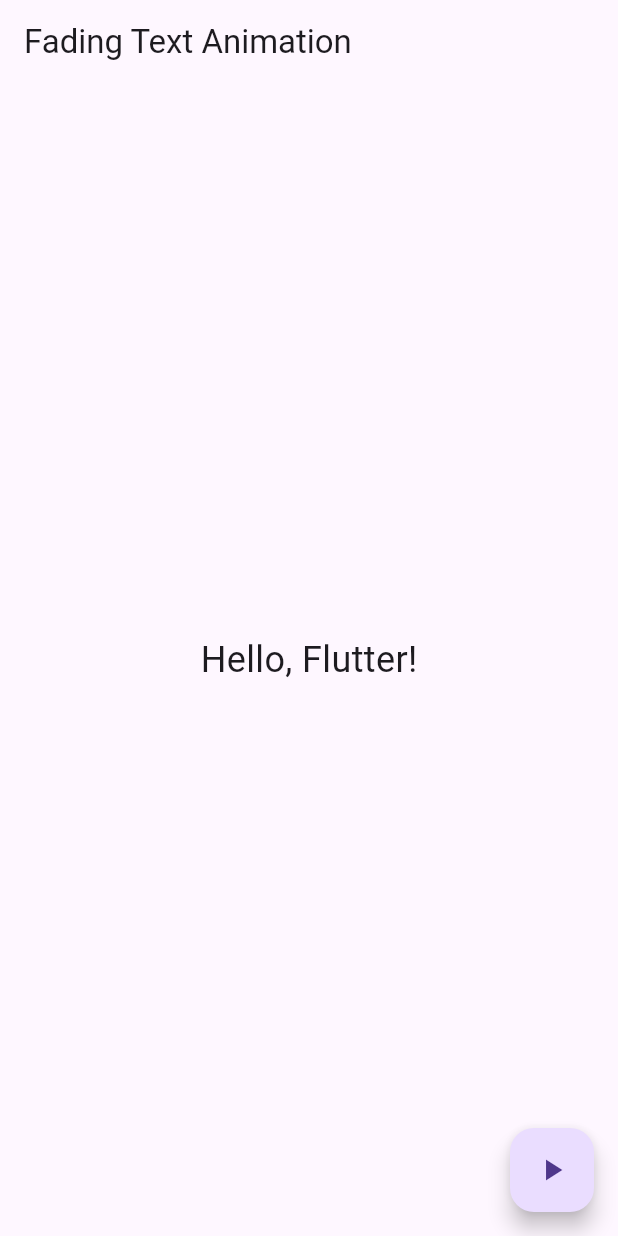
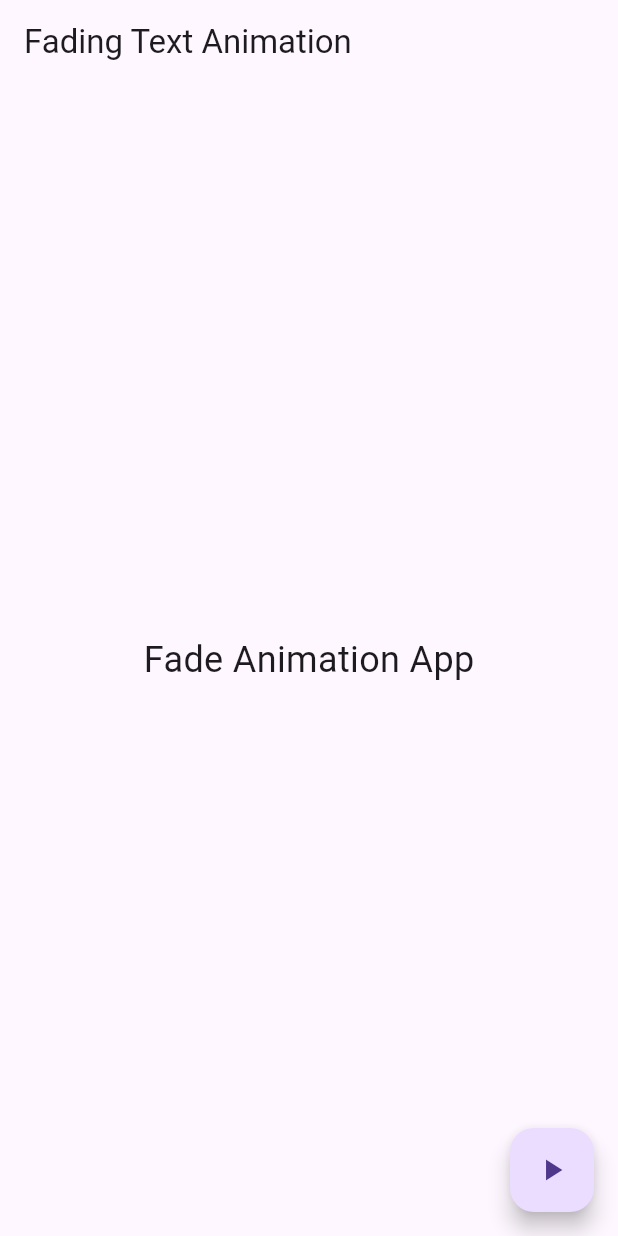
Before and after one commit to fernandocm9/MAD_fade_animation, a Flutter app: the screen it shows after launch, on a phone screen of 412 x 824 dp. Run offline on Flutter 3.47's test engine with Material 3 defaults, Android fonts, the phone set to English and light mode, and no system bars.

Commit message:
adjusted curve for animation and its text content

```diff
--- a/fading_text_animation/lib/main.dart
+++ b/fading_text_animation/lib/main.dart
@@ -31,8 +31,9 @@ class _FadingTextAnimationState extends State<FadingTextAnimation> {
       body: Center(
         child: AnimatedOpacity(
           opacity: _isVisible ? 1.0 : 0.0,
-          duration: Duration(seconds: 1),
-          child: Text('Hello, Flutter!', style: TextStyle(fontSize: 24)),
+          duration: Duration(seconds: 2),
+          curve: Curves.elasticInOut,
+          child: Text('Fade Animation App', style: TextStyle(fontSize: 24)),
         ),
       ),
       floatingActionButton: FloatingActionButton(
```
